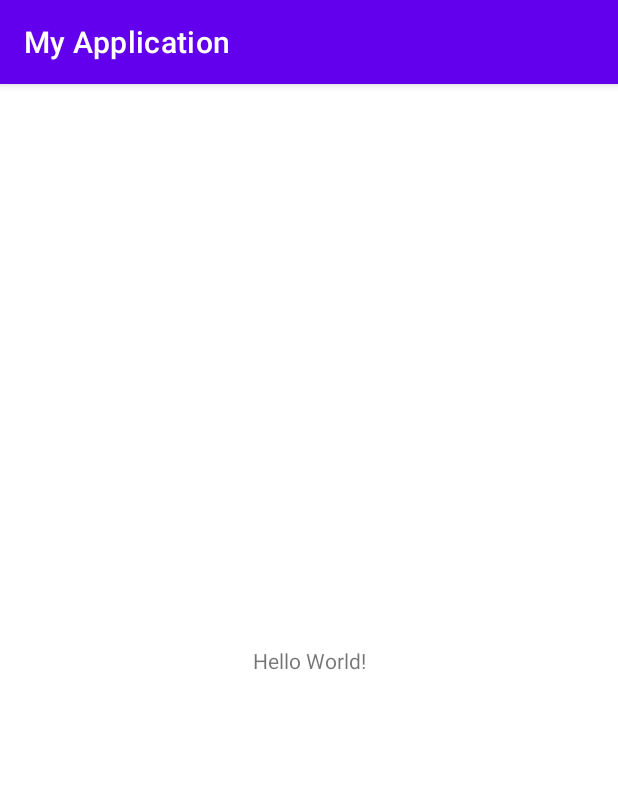
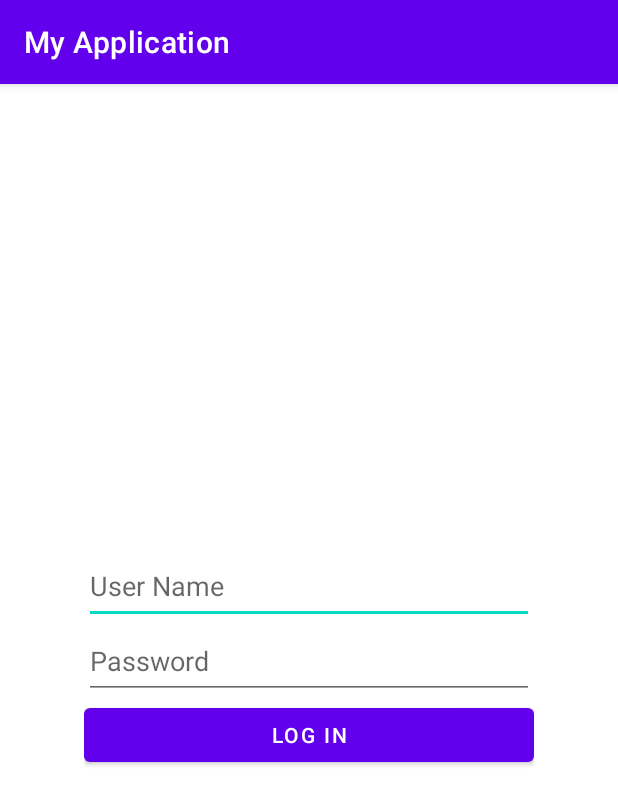
Before and after one commit to phamtuankietuit/test_androidstudio, an Android app: the screen it shows after launch (MainActivity), on a phone screen of 412 x 824 dp. Shown: the top 805 px of the screen. Run offline under Robolectric (Android 15) with nearby library versions, the phone set to English and light mode, and no system bars.

Commit message:
commit 1

```diff
--- a/app/src/main/AndroidManifest.xml
+++ b/app/src/main/AndroidManifest.xml
@@ -16,7 +16,6 @@
             android:exported="true">
             <intent-filter>
                 <action android:name="android.intent.action.MAIN" />
-
                 <category android:name="android.intent.category.LAUNCHER" />
             </intent-filter>
         </activity>
--- a/app/src/main/java/com/example/myapplication/MainActivity.java
+++ b/app/src/main/java/com/example/myapplication/MainActivity.java
@@ -1,8 +1,14 @@
 package com.example.myapplication;
 
+import androidx.annotation.Nullable;
 import androidx.appcompat.app.AppCompatActivity;
 
 import android.os.Bundle;
+import android.view.ActionMode;
+import android.view.View;
+import android.widget.Button;
+import android.widget.EditText;
+import android.widget.Toast;
 
 public class MainActivity extends AppCompatActivity {
 
@@ -10,5 +16,35 @@ public class MainActivity extends AppCompatActivity {
     protected void onCreate(Bundle savedInstanceState) {
         super.onCreate(savedInstanceState);
         setContentView(R.layout.activity_main);
+
+        EditText editText_username = (EditText) findViewById(R.id.editText_username);
+        EditText editText_password = (EditText) findViewById(R.id.editText_password);
+        Button btn_login = (Button) findViewById(R.id.btn_login);
+
+        btn_login.setOnClickListener(new View.OnClickListener() {
+            @Override
+            public void onClick(View view) {
+
+                String a = editText_username.getText().toString();
+                String b = editText_password.getText().toString();
+
+                if (a.equals("admin") && (b.equals("admin")))
+                {
+                    Toast.makeText(MainActivity.this, "Thành công", Toast.LENGTH_SHORT).show();
+                }
+                else
+                    Toast.makeText(MainActivity.this, "Thất bại", Toast.LENGTH_SHORT).show();
+
+
+            }
+        });
+
+
     }
+
+
+
+
+
+
 }
--- a/app/src/main/res/layout/activity_main.xml
+++ b/app/src/main/res/layout/activity_main.xml
@@ -1,18 +1,41 @@
 <?xml version="1.0" encoding="utf-8"?>
-<androidx.constraintlayout.widget.ConstraintLayout xmlns:android="http://schemas.android.com/apk/res/android"
+<RelativeLayout
+    xmlns:android="http://schemas.android.com/apk/res/android"
     xmlns:app="http://schemas.android.com/apk/res-auto"
     xmlns:tools="http://schemas.android.com/tools"
     android:layout_width="match_parent"
     android:layout_height="match_parent"
     tools:context=".MainActivity">
 
-    <TextView
+    <LinearLayout
         android:layout_width="wrap_content"
         android:layout_height="wrap_content"
-        android:text="Hello World!"
-        app:layout_constraintBottom_toBottomOf="parent"
-        app:layout_constraintEnd_toEndOf="parent"
-        app:layout_constraintStart_toStartOf="parent"
-        app:layout_constraintTop_toTopOf="parent" />
+        android:orientation="vertical"
+        android:layout_centerInParent="true"
+        >
 
-</androidx.constraintlayout.widget.ConstraintLayout>
+        <EditText
+            android:id="@+id/editText_username"
+            android:layout_width="300dp"
+            android:layout_height="50dp"
+            android:hint="User Name"
+            android:inputType="text"
+            />
+
+        <EditText
+            android:id="@+id/editText_password"
+            android:layout_width="300dp"
+            android:layout_height="50dp"
+            android:hint="Password"
+            android:inputType="textPassword"
+            />
+
+        <Button
+            android:id="@+id/btn_login"
+            android:layout_width="match_parent"
+            android:layout_height="wrap_content"
+            android:text="Log In"
+            />
+    </LinearLayout>
+
+</RelativeLayout>
```
